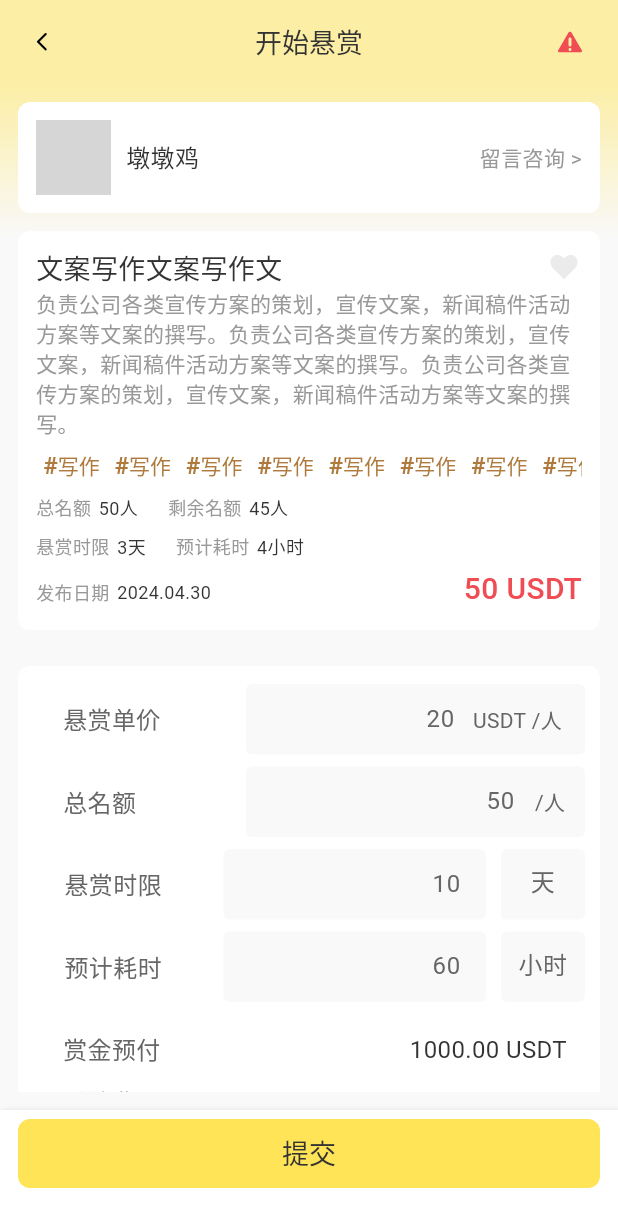
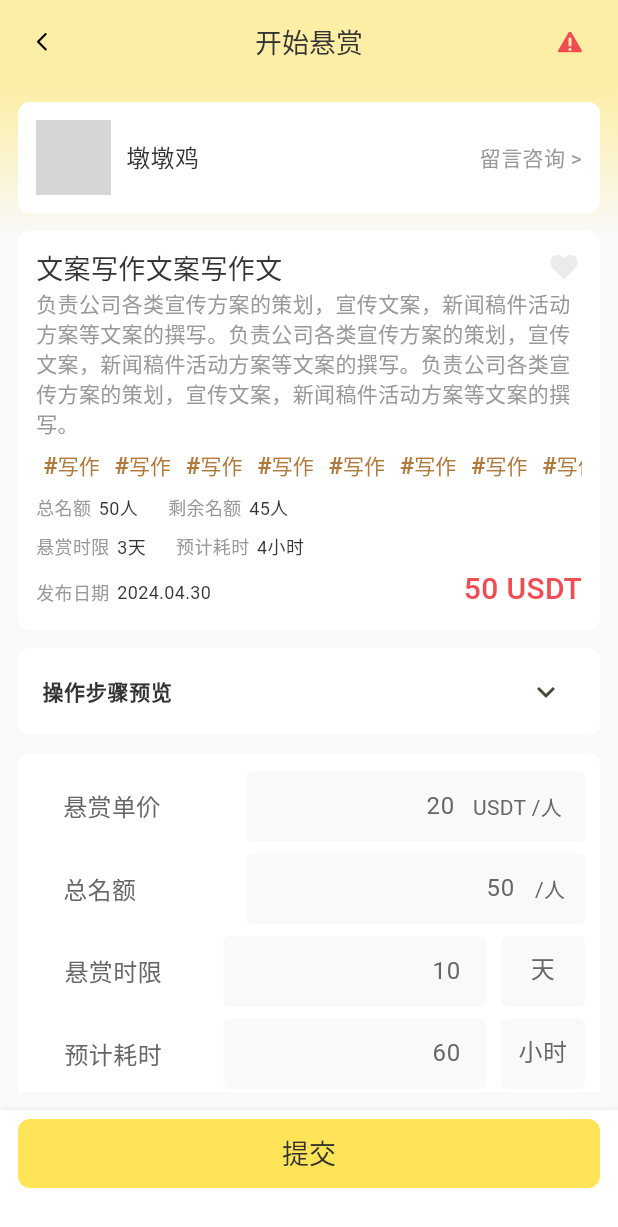
Before and after one commit to Esthert0109/part_time_app3, a Flutter app: the MissionDetailStatusIssuerPage screen opened directly, on a phone screen of 412 x 824 dp. Shown: the top 1227 px of the screen. Run offline on Flutter 3.47's test engine with Material 3 defaults, Android fonts, the phone set to English and light mode, and no system bars; our stand-ins replace badges, flutter_svg, fluttertoast, get, image_picker, infinite_scroll_pagination and 4 more; network calls fail; grey boxes are pictures that could not be loaded.

Commit message:
modified mission detail steps card component

```diff
--- a/part_time_app/lib/Components/Card/missionDetailStepsCardComponent.dart
+++ b/part_time_app/lib/Components/Card/missionDetailStepsCardComponent.dart
@@ -7,18 +7,22 @@ import 'package:part_time_app/Constants/textStyleConstant.dart';
 import 'package:photo_view/photo_view.dart';
 import 'package:photo_view/photo_view_gallery.dart';
 
+import '../../Model/MockModel/missionStepMockModel.dart';
+
 class missionDetailStepsCardComponent extends StatefulWidget {
-  final String stepTitle;
-  final List<String> stepDesc;
-  List<String>? stepPic;
-  // final String stepPicAmount;
+  // final String stepTitle;
+  // final List<String> stepDesc;
+  // List<String>? stepPic;
   final bool isConfidential;
+
+  final List<MissionStepMockModel> steps;
+
   missionDetailStepsCardComponent({
     Key? key,
-    required this.stepTitle,
-    required this.stepDesc,
-    this.stepPic,
-    // required this.stepPicAmount,
+    required this.steps,
+    // required this.stepTitle,
+    // required this.stepDesc,
+    // this.stepPic,
     required this.isConfidential,
   }) : super(key: key);
 
@@ -57,7 +61,9 @@ class _missionDetailStepsCardComponentState
                                 pageController: pageController,
                                 backgroundDecoration:
                                     const BoxDecoration(color: kTransparent),
-                                itemCount: widget.stepPic?.length ?? 0,
+                                itemCount:
+                                    widget.steps[index].stepPicList?.length ??
+                                        0,
                                 loadingBuilder: (context, event) {
                                   if (event == null) {}
                                   return Center(
@@ -66,15 +72,18 @@ class _missionDetailStepsCardComponentState
                                               color: kMainYellowColor,
                                               size: 50));
                                 },
-                                builder: (context, index) {
+                                builder: (context, i) {
                                   return PhotoViewGalleryPageOptions(
                                       imageProvider: NetworkImage(
-                                          widget.stepPic?[index] ?? ""),
+                                          widget.steps[index].stepPicList?[i] ??
+                                              ""),
                                       initialScale:
                                           PhotoViewComputedScale.contained *
                                               0.85,
                                       heroAttributes: PhotoViewHeroAttributes(
-                                          tag: widget.stepPic?[index] ?? ""));
+                                          tag: widget.steps[index]
+                                                  .stepPicList?[i] ??
+                                              ""));
                                 }))
                       ],
                     ),
@@ -102,7 +111,7 @@ class _missionDetailStepsCardComponentState
   @override
   Widget build(BuildContext context) {
     return Card(
-      margin: const EdgeInsets.only(left: 12, right: 12),
+      margin: const EdgeInsets.all(0),
       color: kMainWhiteColor,
       elevation: 0,
       shape: RoundedRectangleBorder(
@@ -112,7 +121,7 @@ class _missionDetailStepsCardComponentState
         data: Theme.of(context).copyWith(dividerColor: Colors.transparent),
         child: ExpansionTile(
           title: Text(
-            widget.stepTitle,
+            "操作步骤预览",
             style: const TextStyle(
                 color: kMainBlackColor,
                 fontSize: 14,
@@ -120,14 +129,18 @@ class _missionDetailStepsCardComponentState
           ),
           children: [
             Padding(
-              padding: const EdgeInsets.symmetric(horizontal: 12),
+              padding: const EdgeInsets.fromLTRB(12, 0, 12, 12),
               child: Column(
                   crossAxisAlignment: CrossAxisAlignment.start,
+                  children: List.generate(
+                      widget.steps.length,
+                      (index) => Padding(
+                            padding: const EdgeInsets.only(bottom: 16),
+                            child: Column(
+                              mainAxisAlignment: MainAxisAlignment.start,
+                              crossAxisAlignment: CrossAxisAlignment.start,
                               children: [
-                  for (int i = 0; i < widget.stepDesc.length; i++)
-                    Padding(
-                      padding: const EdgeInsets.symmetric(vertical: 6),
-                      child: Row(
+                                Row(
                                   crossAxisAlignment: CrossAxisAlignment.start,
                                   children: [
                                     Container(
@@ -136,203 +149,126 @@ class _missionDetailStepsCardComponentState
                                       alignment: Alignment.center,
                                       decoration: BoxDecoration(
                                           color: kMainYellowColor,
-                                borderRadius: BorderRadius.circular(100)),
+                                          borderRadius:
+                                              BorderRadius.circular(100)),
                                       child: Text(
-                              '${i + 1}',
+                                        '${index + 1}',
                                         style: missionDetailStepsNumTextStyle,
                                       ),
                                     ),
-                          const SizedBox(width: 6),
+                                    const SizedBox(width: 4),
                                     Expanded(
                                       child: Text(
-                              widget.stepDesc[i],
+                                        widget.steps[index].stepDesc,
                                         style: missionDetailStepsDescTextStyle,
                                       ),
                                     ),
                                   ],
                                 ),
-                    ),
-                  SingleChildScrollView(
+                                Padding(
+                                  padding: EdgeInsets.fromLTRB(0, 12, 0, 6),
+                                  child: SingleChildScrollView(
                                     scrollDirection: Axis.horizontal,
-                    child: widget.isConfidential
-                        ? Stack(
-                            children: [
-                              Row(
-                                mainAxisAlignment: MainAxisAlignment.start,
-                                crossAxisAlignment: CrossAxisAlignment.start,
+                                    child: Row(
                                       children: List.generate(
-                                  widget.stepPic?.length ?? 0,
-                                  (index) => Stack(
+                                          widget.steps[index].stepPicList
+                                                  ?.length ??
+                                              0,
+                                          (i) => GestureDetector(
+                                                onTap: () {
+                                                  widget.isConfidential
+                                                      ? null
+                                                      : showZoomImage(
+                                                          context, i);
+                                                },
+                                                child: Stack(
                                                   children: [
                                                     Container(
                                                       height: 100,
                                                       width: 157,
-                                        margin: const EdgeInsets.fromLTRB(
-                                            0, 6, 6, 0),
+                                                      margin: const EdgeInsets
+                                                          .fromLTRB(0, 6, 6, 0),
                                                       decoration: BoxDecoration(
                                                           borderRadius:
-                                              BorderRadius.circular(4),
-                                          color: kThirdGreyColor,
-                                        ),
+                                                              BorderRadius
+                                                                  .circular(4),
+                                                          color:
+                                                              kThirdGreyColor),
                                                       child: ClipRRect(
                                                         borderRadius:
-                                              BorderRadius.circular(4),
+                                                            BorderRadius
+                                                                .circular(4),
                                                         child: Image.network(
-                                            widget.stepPic?[index] ?? "",
+                                                          widget.steps[index]
+                                                                      .stepPicList?[
+                                                                  i] ??
+                                                              "",
                                                           fit: BoxFit.cover,
-                                            loadingBuilder: (context, child,
+                                                          loadingBuilder: (context,
+                                                              child,
                                                               loadingProgress) {
-                                              if (loadingProgress == null) {
+                                                            if (loadingProgress ==
+                                                                null) {
                                                               return child;
                                                             }
                                                             return Center(
                                                                 child: LoadingAnimationWidget
                                                                     .stretchedDots(
-                                                  color: kMainYellowColor,
-                                                  size: 50,
+                                                                        color:
+                                                                            kMainYellowColor,
+                                                                        size:
+                                                                            50));
+                                                          },
+                                                          errorBuilder:
+                                                              (context, error,
+                                                                  stackTrace) {
+                                                            return Center(
+                                                              child: Text(
+                                                                "无法显示图片",
+                                                                style:
+                                                                    submissionPicErrorTextStyle,
                                                               ),
                                                             );
                                                           },
                                                         ),
                                                       ),
                                                     ),
-                                      Positioned.fill(
-                                        child: Align(
-                                          alignment: Alignment.center,
+                                                    widget.isConfidential
+                                                        ? Positioned(
+                                                            bottom: 0,
                                                             child: Container(
-                                            color: kMainBlackColor
-                                                .withOpacity(0.5),
-                                            height: 28,
-                                            child: const Center(
-                                              child: Text(
-                                                '无法预览图片',
-                                                style: TextStyle(
-                                                  color: kMainWhiteColor,
-                                                  fontSize: 14,
-                                                  fontWeight: FontWeight.w400,
+                                                                height: 100,
+                                                                width: 157,
+                                                                alignment:
+                                                                    Alignment
+                                                                        .center,
+                                                                decoration: BoxDecoration(
+                                                                    color: Color
+                                                                        .fromRGBO(
+                                                                            51,
+                                                                            51,
+                                                                            51,
+                                                                            0.8),
+                                                                    borderRadius:
+                                                                        BorderRadius.circular(
+                                                                            4)),
+                                                                child: SvgPicture
+                                                                    .asset(
+                                                                        "assets/mission/noPreview.svg")))
+                                                        : Container()
+                                                  ],
+                                                ),
+                                              )),
                                     ),
                                   ),
                                 ),
-                                          ),
-                                        ),
-                                      ),
+                                Text(
+                                  "图片数量 (${widget.steps[index].stepPicList?.length ?? 0})",
+                                  style: missionNoticeGreyTextStyle,
+                                )
                               ],
                             ),
-                                ),
-                              ),
-                            ],
-                          )
-                        : Stack(
-                            children: [
-                              Row(
-                                mainAxisAlignment: MainAxisAlignment.start,
-                                crossAxisAlignment: CrossAxisAlignment.start,
-                                children: List.generate(
-                                  widget.stepPic?.length ?? 0,
-                                  (index) => GestureDetector(
-                                    onTap: () {
-                                      showZoomImage(context, index);
-                                    },
-                                    child: Stack(
-                                      children: [
-                                        Container(
-                                          height: 100,
-                                          width: 157,
-                                          margin: const EdgeInsets.fromLTRB(
-                                              0, 6, 6, 0),
-                                          decoration: BoxDecoration(
-                                            borderRadius:
-                                                BorderRadius.circular(4),
-                                            color: kThirdGreyColor,
-                                          ),
-                                          child: ClipRRect(
-                                            borderRadius:
-                                                BorderRadius.circular(4),
-                                            child: Image.network(
-                                              widget.stepPic?[index] ?? "",
-                                              fit: BoxFit.cover,
-                                              loadingBuilder: (context, child,
-                                                  loadingProgress) {
-                                                if (loadingProgress == null) {
-                                                  return child;
-                                                }
-                                                return Center(
-                                                  child: LoadingAnimationWidget
-                                                      .stretchedDots(
-                                                    color: kMainYellowColor,
-                                                    size: 50,
-                                                  ),
-                                                );
-                                              },
-                                            ),
-                                          ),
-                                        ),
-                                        Positioned(
-                                          bottom: 0,
-                                          right: 0,
-                                          child: IconButton(
-                                            icon: SvgPicture.asset(
-                                              'assets/mission/enlarge_icon.svg',
-                                            ),
-                                            onPressed: () {
-                                              showZoomImage(context, index);
-                                            },
-                                          ),
-                                        ),
-                                      ],
-                                    ),
-                                  ),
-                                ),
-                              ),
-                            ],
-                          ),
-                  ),
-                  const SizedBox(height: 6),
-                  Row(
-                    children: [
-                      const Text(
-                        "图片数量 ",
-                        style: missionDetailImgNumTextStyle,
-                      ),
-                      SizedBox(
-                        width: 6,
-                      ),
-                      Text('(${widget.stepPic?.length ?? 0})',
-                          style: missionDetailImgNumTextStyle),
-                    ],
-                  ),
-                  // const SizedBox(height: 6),
-                  // Padding(
-                  //   padding: const EdgeInsets.symmetric(vertical: 6),
-                  //   child: Row(
-                  //     crossAxisAlignment: CrossAxisAlignment.start,
-                  //     children: [
-                  //       Container(
-                  //         width: 24,
-                  //         height: 24,
-                  //         alignment: Alignment.center,
-                  //         decoration: BoxDecoration(
-                  //             color: kMainYellowColor,
-                  //             borderRadius: BorderRadius.circular(100)),
-                  //         child: Text(
-                  //           '${widget.stepDesc.length}',
-                  //           style: missionDetailStepsNumTextStyle,
-                  //         ),
-                  //       ),
-                  //       const SizedBox(width: 6),
-                  //       Expanded(
-                  //         child: Text(
-                  //           widget.stepDesc.length > 0
-                  //               ? widget.stepDesc[widget.stepDesc.length + 1]
-                  //               : '',
-                  //           style: missionDetailStepsDescTextStyle,
-                  //         ),
-                  //       ),
-                  //     ],
-                  //   ),
-                  // ),
-                ],
-              ),
+                          ))),
             ),
           ],
         ),
--- /dev/null
+++ b/part_time_app/lib/Model/MockModel/missionStepMockModel.dart
@@ -0,0 +1,7 @@
+class MissionStepMockModel {
+  String stepDesc;
+  List<String>? stepPicList;
+
+  MissionStepMockModel(
+      {required this.stepDesc, this.stepPicList });
+}
--- a/part_time_app/lib/Pages/MissionStatus/missionDetailStatusIssuerPage.dart
+++ b/part_time_app/lib/Pages/MissionStatus/missionDetailStatusIssuerPage.dart
@@ -8,12 +8,15 @@ import 'package:get/get.dart';
 import 'package:part_time_app/Components/Button/primaryButtonComponent.dart';
 import 'package:part_time_app/Components/Card/missionDetailDescriptionCardComponent.dart';
 import 'package:part_time_app/Components/Card/missionDetailIssuerCardComponent.dart';
+import 'package:part_time_app/Components/Card/missionDetailStepsCardComponent.dart';
 import 'package:part_time_app/Components/Card/missionNoticeCardComponent.dart';
 import 'package:part_time_app/Components/Card/missionPublishCheckoutCardComponent.dart';
 import 'package:part_time_app/Components/Title/thirdTitleComponent.dart';
+import 'package:part_time_app/Pages/MockData/missionMockClass.dart';
 
 import '../../Constants/colorConstant.dart';
 import '../../Constants/textStyleConstant.dart';
+import '../../Model/MockModel/missionStepMockModel.dart';
 import 'missionReviewPage.dart';
 
 class MissionDetailStatusIssuerPage extends StatefulWidget {
@@ -108,6 +111,10 @@ class _MissionDetailStatusIssuerPageState
                       date: "2024.04.30",
                       price: "50",
                     ),
+                  ),
+                  missionDetailStepsCardComponent(
+                    steps: mockData,
+                    isConfidential: true,
                   ),
                   Padding(
                     padding: const EdgeInsets.symmetric(vertical: 12),
@@ -244,3 +251,33 @@ class _MissionDetailStatusIssuerPageState
     );
   }
 }
+
+List<MissionStepMockModel> mockData = [
+  MissionStepMockModel(
+    stepDesc: "打开飞常准APP，如果没有复制口令，去应用商城搜索后下载安装即可，无需注册",
+    stepPicList: [
+      "https://encrypted-tbn0.gstatic.com/images?q=tbn:ANd9GcTRJVwTTcr_HwmVjCna8OuS2C_6WbqasMLSoqsXGBQbIA&s",
+      "https://encrypted-tbn0.gstatic.com/images?q=tbn:ANd9GcTA_FELx_NE42Is0hKZcgutgCQjhNBtjXgdsc7FsMaBLg&s",
+      "https://encrypted-tbn0.gstatic.com/images?q=tbn:ANd9GcQj8WIyofD3WvhzI1GuT3i-wu1ndIQi_4166eeFpMpnhw&s"
+    ],
+  ),
+  MissionStepMockModel(
+    stepDesc: "打开飞常准APP，如果没有复制口令，去应用商城搜索后下载安装即可，无需注册",
+    stepPicList: [
+      "https://encrypted-tbn0.gstatic.com/images?q=tbn:ANd9GcTRJVwTTcr_HwmVjCna8OuS2C_6WbqasMLSoqsXGBQbIA&s",
+      "https://encrypted-tbn0.gstatic.com/images?q=tbn:ANd9GcTA_FELx_NE42Is0hKZcgutgCQjhNBtjXgdsc7FsMaBLg&s",
+      "https://encrypted-tbn0.gstatic.com/images?q=tbn:ANd9GcQj8WIyofD3WvhzI1GuT3i-wu1ndIQi_4166eeFpMpnhw&s",
+      "https://encrypted-tbn0.gstatic.com/images?q=tbn:ANd9GcQj8WIyofD3WvhzI1GuT3i-wu1ndIQi_4166eeFpMpnhw&s"
+    ],
+  ),
+  MissionStepMockModel(
+    stepDesc: "打开飞常准APP，如果没有复制口令，去应用商城搜索后下载安装即可，无需注册",
+    stepPicList: [
+      "https://encrypted-tbn0.gstatic.com/images?q=tbn:ANd9GcQj8WIyofD3WvhzI1GuT3i-wu1ndIQi_4166eeFpMpnhw&s",
+      "https://encrypted-tbn0.gstatic.com/images?q=tbn:ANd9GcQj8WIyofD3WvhzI1GuT3i-wu1ndIQi_4166eeFpMpnhw&s",
+      "https://encrypted-tbn0.gstatic.com/images?q=tbn:ANd9GcTRJVwTTcr_HwmVjCna8OuS2C_6WbqasMLSoqsXGBQbIA&s",
+      "https://encrypted-tbn0.gstatic.com/images?q=tbn:ANd9GcTA_FELx_NE42Is0hKZcgutgCQjhNBtjXgdsc7FsMaBLg&s",
+      "https://encrypted-tbn0.gstatic.com/images?q=tbn:ANd9GcQj8WIyofD3WvhzI1GuT3i-wu1ndIQi_4166eeFpMpnhw&s"
+    ],
+  )
+];
```
Also changed, not shown: part_time_app/assets/mission/noPreview.svg (added). Lines whose indentation alone changed are shown as unchanged.
